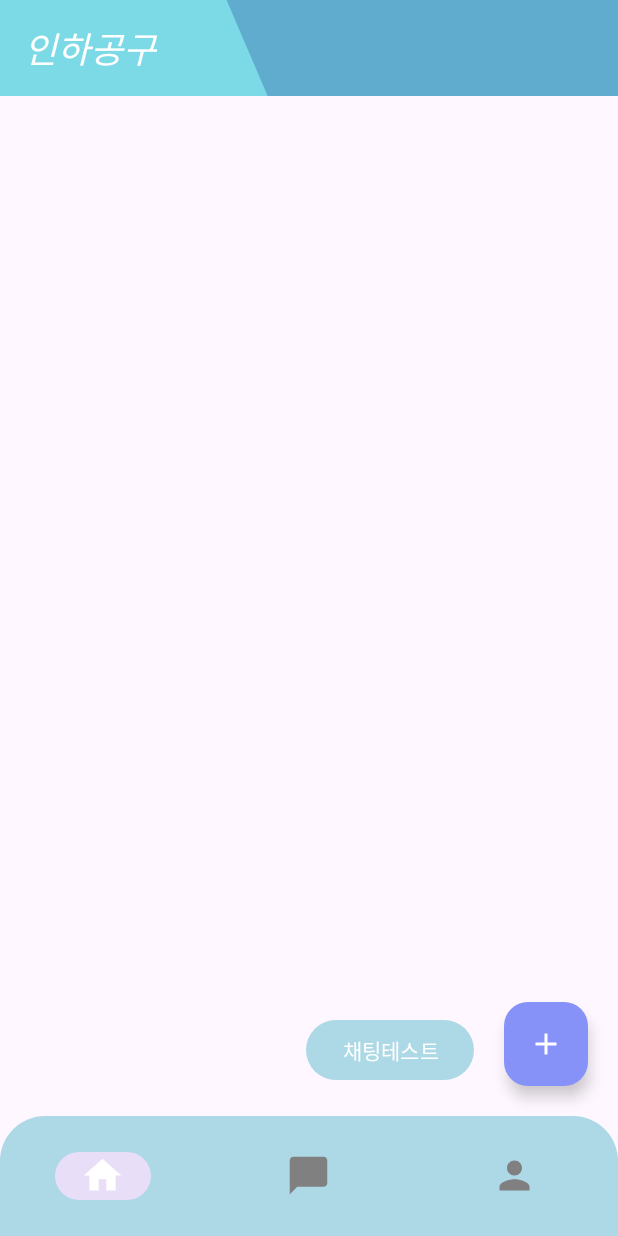
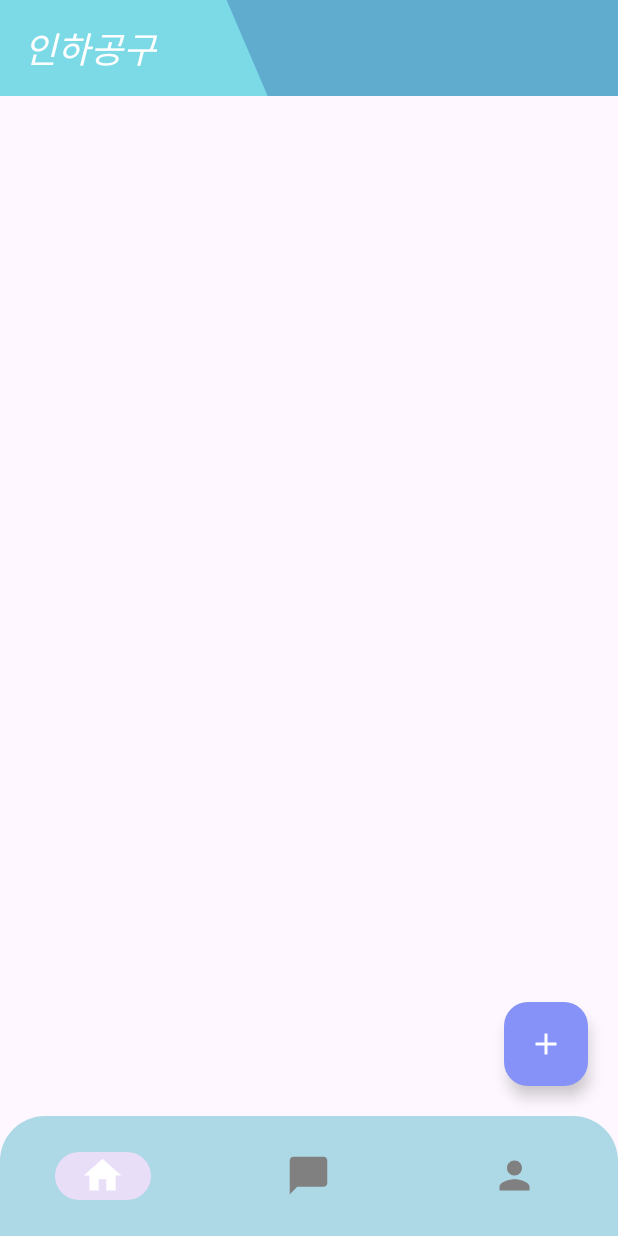
Before and after one commit to nyulnyul/ITC_09, an Android app: the ItemListActivity screen opened directly, with no data from a screen before it, on a phone screen of 412 x 824 dp. Run offline under Robolectric (Android 15) with nearby library versions, the phone set to English and light mode, and no system bars; our stand-ins replace Firebase (no records; nobody signed in at launch, a user with empty details on screens opened directly); pictures from the network do not load; 1 statement that could not run was skipped.

```diff
--- a/app/src/main/res/layout/item_list_activity.xml
+++ b/app/src/main/res/layout/item_list_activity.xml
@@ -1,12 +1,11 @@
 <?xml version="1.0" encoding="utf-8"?>
-<androidx.swiperefreshlayout.widget.SwipeRefreshLayout
-    xmlns:android="http://schemas.android.com/apk/res/android"
+<androidx.swiperefreshlayout.widget.SwipeRefreshLayout xmlns:android="http://schemas.android.com/apk/res/android"
     xmlns:app="http://schemas.android.com/apk/res-auto"
     xmlns:tools="http://schemas.android.com/tools"
+    android:id="@+id/swipe_layout"
     android:layout_width="match_parent"
     android:layout_height="match_parent"
-    tools:context=".view.ItemListActivity"
-    android:id="@+id/swipe_layout">
+    tools:context=".view.ItemListActivity">
 
     <androidx.constraintlayout.widget.ConstraintLayout
         android:layout_width="match_parent"
@@ -28,16 +27,6 @@
             app:layout_constraintStart_toStartOf="parent"
             app:layout_constraintTop_toBottomOf="@+id/include" />
 
-        <Button
-            android:id="@+id/chatBtn"
-            android:layout_width="wrap_content"
-            android:layout_height="wrap_content"
-            android:text="채팅테스트"
-            app:layout_constraintRight_toLeftOf="@+id/recruitBtn"
-            app:layout_constraintBottom_toTopOf="@+id/bottomNavigation"
-            android:layout_marginBottom="20dp"
-            android:layout_marginEnd="20dp"/>
-
         <com.google.android.material.floatingactionbutton.FloatingActionButton
             android:id="@+id/recruitBtn"
             android:layout_width="wrap_content"
@@ -47,8 +36,8 @@
             android:layout_marginEnd="20dp"
             android:layout_marginBottom="20dp"
             android:backgroundTint="@color/purple"
+            android:contentDescription="방생성 플로팅버튼"
             android:src="@drawable/baseline_add_24"
-            android:contentDescription="방생성 플로팅버튼"
             app:layout_constraintBottom_toTopOf="@+id/bottomNavigation"
             app:layout_constraintEnd_toEndOf="parent"
             app:tint="@color/white" />
```
Also changed, not shown: app/src/main/java/com/example/itc_football/view/ChatActivity.kt (+22 -0 lines), app/src/main/java/com/example/itc_football/view/LoginActivity.kt (+21 -1 lines), app/src/main/java/com/example/itc_football/view/RecruitRoomActivity.kt (+24 -0 lines).
